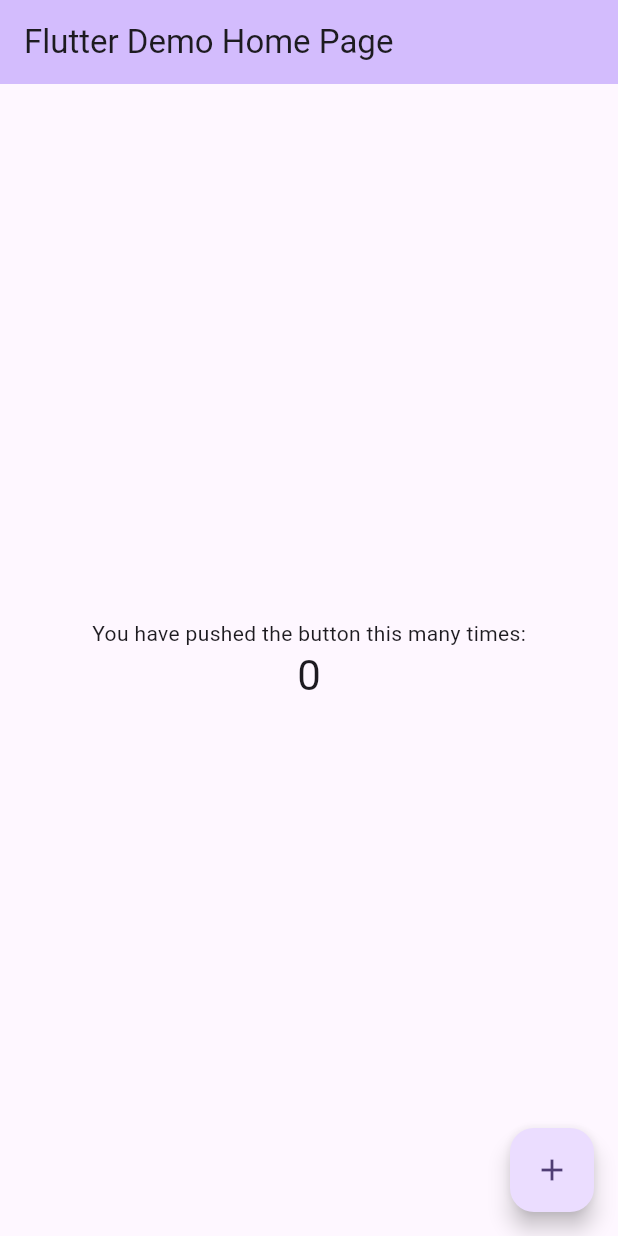
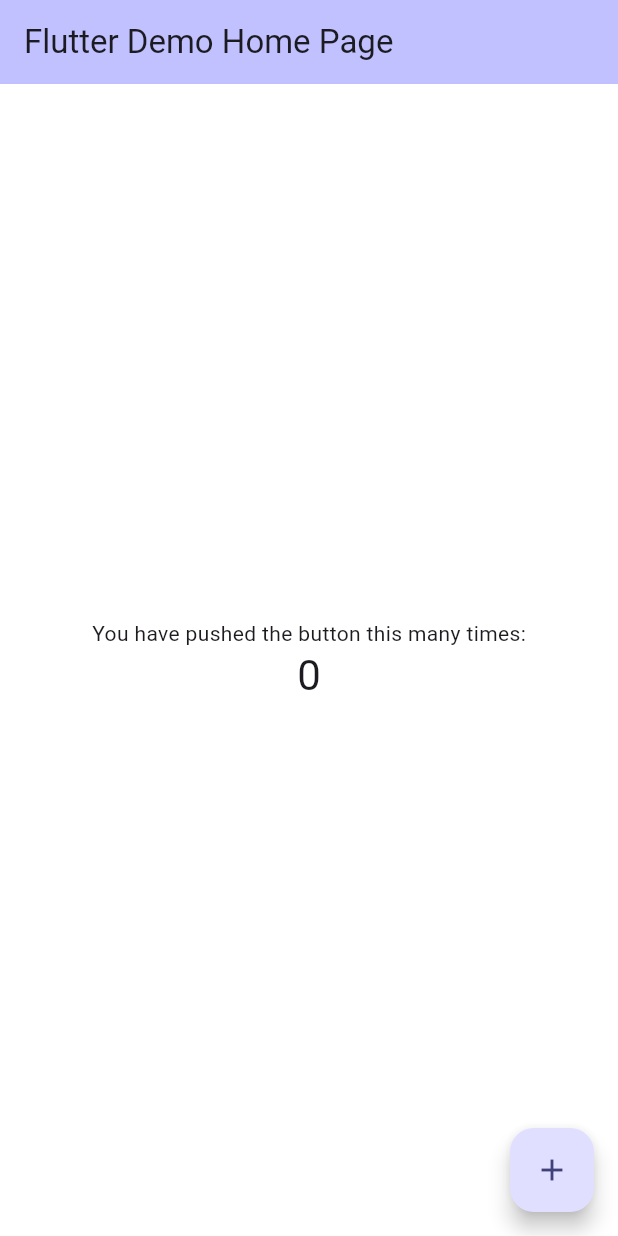
Before and after one commit to joaopedrofraga/manager-app, a Flutter app: the screen it shows after launch, on a phone screen of 412 x 824 dp. Run offline on Flutter 3.47's test engine with Material 3 defaults, Android fonts, the phone set to English and light mode, and no system bars; our stand-ins replace google_fonts; Roboto replaces fonts that are missing (Kanit).

Commit message:
Criação de arquivos base da aplicação.

```diff
--- /dev/null
+++ b/lib/core/config/app.dart
@@ -0,0 +1,15 @@
+import 'package:flutter/material.dart';
+import 'package:manager_app/core/config/app_material.dart';
+
+class App extends StatelessWidget {
+  const App({super.key});
+
+  @override
+  Widget build(BuildContext context) {
+    return MaterialApp(
+      title: AppMaterial.title,
+      theme: AppMaterial.getTheme,
+      locale: AppMaterial.defaultLocale,
+    );
+  }
+}
--- /dev/null
+++ b/lib/core/config/app_colors.dart
@@ -0,0 +1,23 @@
+import 'package:flutter/material.dart';
+
+class AppColors {
+  static final AppColors _singleton = AppColors._internal();
+
+  factory AppColors() {
+    return _singleton;
+  }
+
+  AppColors._internal();
+
+  static const Color primary = Color(0xFF393997);
+
+  static const Color background = Color.fromARGB(255, 244, 244, 255);
+
+  static const Color whiteColor = Colors.white;
+
+  static const Color success = Color(0xFF4CAF50);
+
+  static const Color warning = Color(0xFFFFC107);
+
+  static const Color error = Color(0xFFdc3545);
+}
--- /dev/null
+++ b/lib/core/config/app_material.dart
@@ -0,0 +1,24 @@
+import 'package:flutter/material.dart';
+import 'package:google_fonts/google_fonts.dart';
+import 'package:manager_app/core/config/app_colors.dart';
+
+class AppMaterial {
+  static final AppMaterial _singleton = AppMaterial._internal();
+
+  factory AppMaterial() {
+    return _singleton;
+  }
+
+  AppMaterial._internal();
+
+  static const String title = 'ManagerApp';
+
+  static const Locale defaultLocale = Locale('pt', 'BR');
+
+  static ThemeData get getTheme => ThemeData(
+    scaffoldBackgroundColor: AppColors.whiteColor,
+    platform: TargetPlatform.windows,
+    colorSchemeSeed: AppColors.primary,
+    textTheme: GoogleFonts.kanitTextTheme(),
+  );
+}
--- a/lib/main.dart
+++ b/lib/main.dart
@@ -1,4 +1,5 @@
 import 'package:flutter/material.dart';
+import 'package:manager_app/core/config/app_material.dart';
 
 void main() {
   runApp(const MyApp());
@@ -12,24 +13,7 @@ class MyApp extends StatelessWidget {
   Widget build(BuildContext context) {
     return MaterialApp(
       title: 'Flutter Demo',
-      theme: ThemeData(
-        // This is the theme of your application.
-        //
-        // TRY THIS: Try running your application with "flutter run". You'll see
-        // the application has a purple toolbar. Then, without quitting the app,
-        // try changing the seedColor in the colorScheme below to Colors.green
-        // and then invoke "hot reload" (save your changes or press the "hot
-        // reload" button in a Flutter-supported IDE, or press "r" if you used
-        // the command line to start the app).
-        //
-        // Notice that the counter didn't reset back to zero; the application
-        // state is not lost during the reload. To reset the state, use hot
-        // restart instead.
-        //
-        // This works for code too, not just values: Most code changes can be
-        // tested with just a hot reload.
-        colorScheme: ColorScheme.fromSeed(seedColor: Colors.deepPurple),
-      ),
+      theme: AppMaterial.getTheme,
       home: const MyHomePage(title: 'Flutter Demo Home Page'),
     );
   }
--- a/pubspec.yaml
+++ b/pubspec.yaml
@@ -34,6 +34,7 @@ dependencies:
   # The following adds the Cupertino Icons font to your application.
   # Use with the CupertinoIcons class for iOS style icons.
   cupertino_icons: ^1.0.8
+  google_fonts: ^6.2.1
 
 dev_dependencies:
   flutter_test:
```
Also changed, not shown: lib/core/config/app_routes.dart (added, +15 -0 lines), lib/core/config/app_text_styles.dart (added, +23 -0 lines), pubspec.lock, 1 other file.
